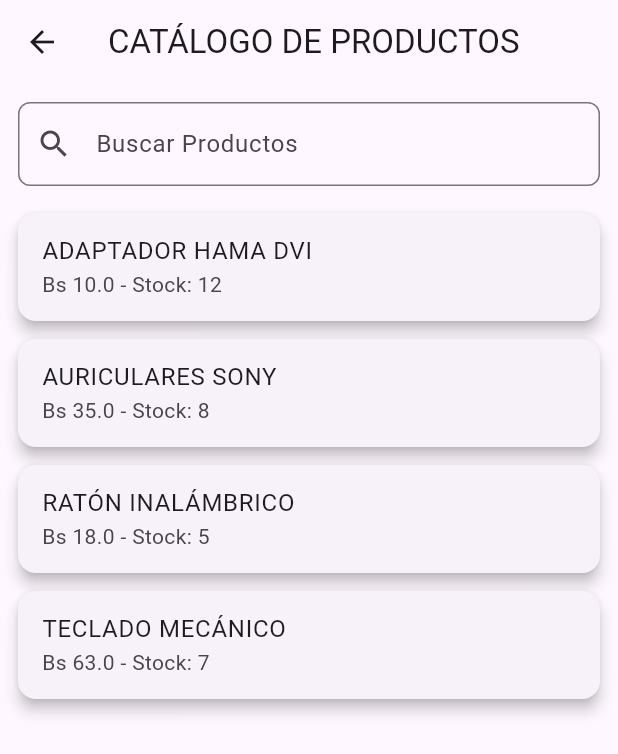
After one commit to daviddlv007/SI2_primer_parcial_frontend_movil, a Flutter app: the CatalogoProductosView screen opened by its route, on a phone screen of 412 x 824 dp. The commit adds this screen. Shown: the top 754 px of the screen. Run offline on Flutter 3.47's test engine with Material 3 defaults, Android fonts, the phone set to English and light mode, and no system bars.

Commit message:
prototipo acatalogo

```diff
--- a/lib/routes.dart
+++ b/lib/routes.dart
@@ -1,4 +1,5 @@
 import 'package:flutter/material.dart';
+import 'package:frontend_movil/views/home/catalogo/catalogo_productos_view.dart';
 import 'views/home/main_page.dart';
 import 'views/persona/persona_view.dart';
 // importa todas las vistas que necesites
@@ -6,17 +7,19 @@ import 'views/persona/persona_view.dart';
 final Map<String, WidgetBuilder> appRoutes = {
   '/': (context) => MainPage(),
 
-
   '/personas': (context) => const PersonaView(),
 
-  '/mas_vendidos': (context) => Scaffold(
+  '/mas_vendidos':
+      (context) => Scaffold(
         appBar: AppBar(title: Text('Productos más vendidos')),
         body: Center(child: Text('Aquí van los productos más vendidos')),
       ),
 
-  '/descuentos': (context) => Scaffold(
+  '/descuentos':
+      (context) => Scaffold(
         appBar: AppBar(title: Text('Descuentos')),
         body: Center(child: Text('Aquí van los descuentos disponibles')),
       ),
 
+  '/catalogo': (context) => const CatalogoProductosView(),
 };
--- /dev/null
+++ b/lib/views/home/catalogo/catalogo_productos_view.dart
@@ -0,0 +1,80 @@
+import 'package:flutter/material.dart';
+
+class CatalogoProductosView extends StatelessWidget {
+  const CatalogoProductosView({super.key});
+
+  final List<Map<String, dynamic>> productos = const [
+    {
+      "nombre": "ADAPTADOR HAMA DVI",
+      "precio": 10.00,
+      "cantidad": 12,
+      // "imagen": "assets/productos/adaptador.png",
+    },
+    {
+      "nombre": "AURICULARES SONY",
+      "precio": 35.00,
+      "cantidad": 8,
+      // "imagen": "assets/productos/auriculares.png",
+    },
+    {
+      "nombre": "RATÓN INALÁMBRICO",
+      "precio": 18.00,
+      "cantidad": 5,
+      // "imagen": "assets/productos/raton.png",
+    },
+    {
+      "nombre": "TECLADO MECÁNICO",
+      "precio": 63.00,
+      "cantidad": 7,
+      // "imagen": "assets/productos/teclado.png",
+    },
+  ];
+
+  @override
+  Widget build(BuildContext context) {
+    return Scaffold(
+      appBar: AppBar(title: const Text("CATÁLOGO DE PRODUCTOS")),
+      body: Padding(
+        padding: const EdgeInsets.all(12.0),
+        child: Column(
+          children: [
+            TextField(
+              decoration: InputDecoration(
+                hintText: 'Buscar Productos',
+                prefixIcon: Icon(Icons.search),
+                border: OutlineInputBorder(
+                  borderRadius: BorderRadius.circular(8),
+                ),
+              ),
+            ),
+            const SizedBox(height: 12),
+            Expanded(
+              child: ListView.builder(
+                itemCount: productos.length,
+                itemBuilder: (context, index) {
+                  final producto = productos[index];
+                  return Card(
+                    elevation: 4,
+                    margin: const EdgeInsets.symmetric(vertical: 6),
+                    child: ListTile(
+                      //leading: Image.asset(producto['imagen'], width: 50),
+                      title: Text(producto['nombre']),
+                      subtitle: Text(
+                        "Bs ${producto['precio']} - Stock: ${producto['cantidad']}",
+                      ),
+                      /*trailing: const Icon(
+                        Icons.toggle_on,
+                        size: 32,
+                        color: Colors.blue,
+                      ),*/
+                    ),
+                  );
+                },
+              ),
+            ),
+          ],
+        ),
+      ),
+    );
+  }
+}
--- a/lib/views/home/main_page.dart
+++ b/lib/views/home/main_page.dart
@@ -3,6 +3,8 @@
 import 'principal_content.dart';
 
 class MainPage extends StatelessWidget {
+  const MainPage({super.key});
+
   @override
   Widget build(BuildContext context) {
     return Scaffold(
```
Also changed, not shown: lib/models/producto_model.dart (added, +26 -0 lines), lib/services/api_service.dart (added, +19 -0 lines), lib/widgets/sidebar.dart (+12 -2 lines), 1 other file.
